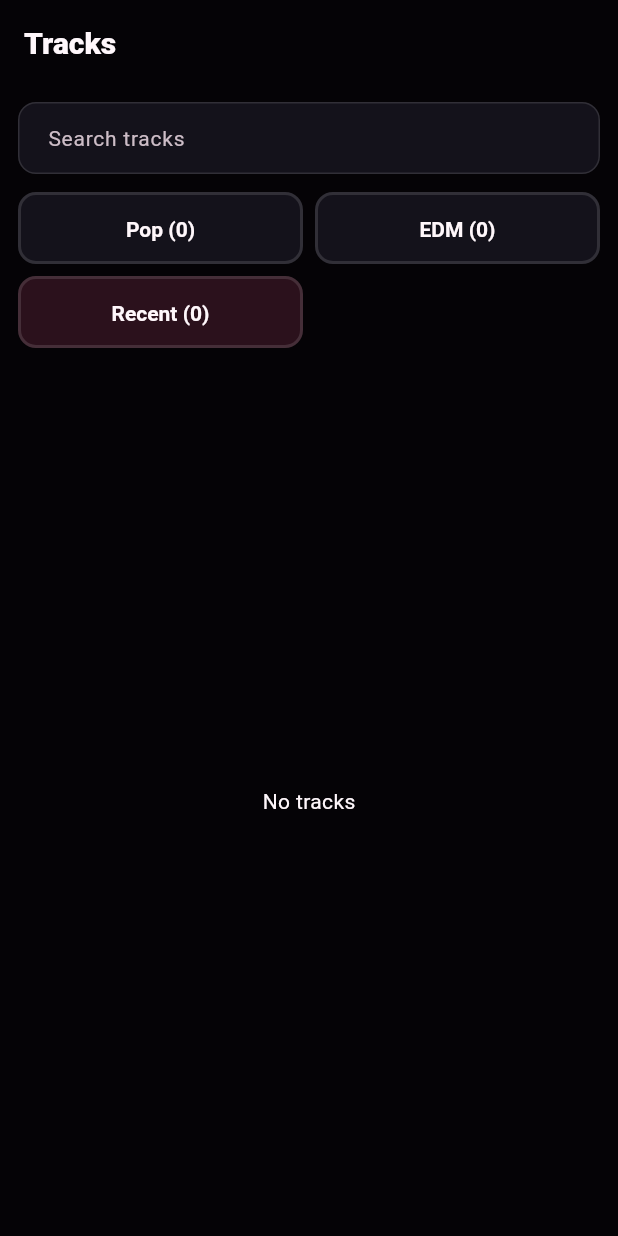
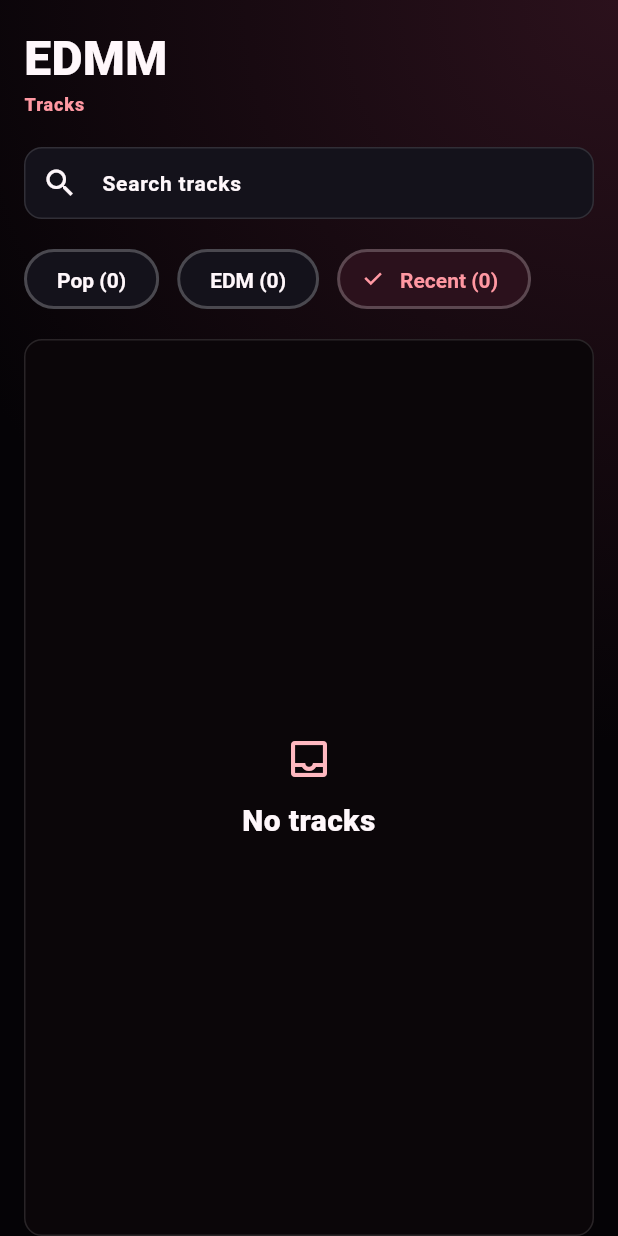
Before and after one commit to HappyMarmot123/EDMM-flutter, a Flutter app: the screen it shows after launch, after a tap on an icon or button, on a phone screen of 412 x 824 dp. Run offline on Flutter 3.47's test engine with Material 3 defaults, Android fonts, the phone set to English and light mode, and no system bars; our stand-ins replace audio_service, freezed_annotation, go_router, plugin_platform_interface, rxdart, sentry_flutter and 2 more; missing offline and left inert: audio_session, flutter_driver; network calls fail.

Commit message:
feat(catalog): redesign responsive search and track list

```diff
--- /dev/null
+++ b/lib/ui/catalog_search/widgets/catalog_header.dart
@@ -0,0 +1,133 @@
+import 'package:flutter/material.dart';
+
+import '../../core/themes/edmm_theme_extensions.dart';
+import '../../core/themes/edmm_theme_tokens.dart';
+import '../../core/widgets/edmm_filter_pill.dart';
+import '../../core/widgets/edmm_section_label.dart';
+
+class CatalogHeader extends StatelessWidget {
+  const CatalogHeader({
+    super.key,
+    required this.appTitle,
+    required this.screenTitle,
+    required this.searchLabel,
+    required this.searchController,
+    required this.onQueryChanged,
+    required this.popLabel,
+    required this.popCount,
+    required this.popSelected,
+    required this.onPopSelected,
+    required this.edmLabel,
+    required this.edmCount,
+    required this.edmSelected,
+    required this.onEdmSelected,
+    required this.recentLabel,
+    required this.recentCount,
+    required this.recentSelected,
+    required this.onRecentSelected,
+  });
+
+  final String appTitle;
+  final String screenTitle;
+  final String searchLabel;
+  final TextEditingController searchController;
+  final ValueChanged<String> onQueryChanged;
+  final String popLabel;
+  final int popCount;
+  final bool popSelected;
+  final VoidCallback onPopSelected;
+  final String edmLabel;
+  final int edmCount;
+  final bool edmSelected;
+  final VoidCallback onEdmSelected;
+  final String recentLabel;
+  final int recentCount;
+  final bool recentSelected;
+  final VoidCallback onRecentSelected;
+
+  @override
+  Widget build(BuildContext context) {
+    final colors = Theme.of(context).edmm;
+
+    return Padding(
+      padding: const EdgeInsets.only(
+        top: EdmmSpacing.lg,
+        bottom: EdmmSpacing.md,
+      ),
+      child: Column(
+        crossAxisAlignment: CrossAxisAlignment.start,
+        children: <Widget>[
+          Row(
+            children: <Widget>[
+              Expanded(
+                child: Semantics(
+                  header: true,
+                  child: Text(
+                    appTitle,
+                    maxLines: 1,
+                    softWrap: false,
+                    overflow: TextOverflow.fade,
+                    style: EdmmTypography.display.copyWith(
+                      color: colors.textPrimary,
+                    ),
+                  ),
+                ),
+              ),
+            ],
+          ),
+          const SizedBox(height: EdmmSpacing.xxs),
+          EdmmSectionLabel(label: screenTitle, isHeader: true),
+          const SizedBox(height: EdmmSpacing.lg),
+          ConstrainedBox(
+            constraints: const BoxConstraints(
+              minHeight: EdmmSizes.minTouchTarget,
+            ),
+            child: TextField(
+              key: const Key('catalog-search-field'),
+              controller: searchController,
+              onChanged: onQueryChanged,
+              textInputAction: TextInputAction.search,
+              decoration: InputDecoration(
+                labelText: searchLabel,
+                prefixIcon: const Icon(Icons.search),
+                prefixIconConstraints: const BoxConstraints(
+                  minWidth: EdmmSizes.minTouchTarget,
+                  minHeight: EdmmSizes.minTouchTarget,
+                ),
+              ),
+            ),
+          ),
+          const SizedBox(height: EdmmSpacing.md),
+          Wrap(
+            key: const Key('catalog-filter-wrap'),
+            spacing: EdmmSpacing.sm,
+            runSpacing: EdmmSpacing.sm,
+            children: <Widget>[
+              EdmmFilterPill(
+                key: const Key('catalog-tab-pop'),
+                label: popLabel,
+                count: popCount,
+                selected: popSelected,
+                onPressed: onPopSelected,
+              ),
+              EdmmFilterPill(
+                key: const Key('catalog-tab-edm'),
+                label: edmLabel,
+                count: edmCount,
+                selected: edmSelected,
+                onPressed: onEdmSelected,
+              ),
+              EdmmFilterPill(
+                key: const Key('catalog-tab-recent'),
+                label: recentLabel,
+                count: recentCount,
+                selected: recentSelected,
+                onPressed: onRecentSelected,
+              ),
+            ],
+          ),
+        ],
+      ),
+    );
+  }
+}
--- a/lib/ui/catalog_search/widgets/catalog_search_screen.dart
+++ b/lib/ui/catalog_search/widgets/catalog_search_screen.dart
@@ -2,7 +2,12 @@ import 'package:flutter/material.dart';
 
 import '../../../domain/models/track.dart';
 import '../../../l10n/app_localizations.dart';
+import '../../core/widgets/edmm_ambient_backdrop.dart';
+import '../../core/widgets/edmm_content_layout.dart';
+import '../../core/widgets/edmm_state_view.dart';
 import '../view_model/catalog_search_view_model.dart';
+import 'catalog_header.dart';
+import 'catalog_track_list.dart';
 
 class CatalogSearchScreen extends StatefulWidget {
   const CatalogSearchScreen({
@@ -21,21 +26,21 @@ class CatalogSearchScreen extends StatefulWidget {
 }
 
 class _CatalogSearchScreenState extends State<CatalogSearchScreen> {
-  final _searchController = TextEditingController();
+  late final TextEditingController _searchController;
 
   @override
   void initState() {
     super.initState();
+    _searchController = TextEditingController(text: widget.viewModel.query);
     widget.viewModel.init();
   }
 
   @override
   void didUpdateWidget(covariant CatalogSearchScreen oldWidget) {
     super.didUpdateWidget(oldWidget);
-    // initState does NOT run again, so the new view model must be initialized here — or the
-    // list stays stuck on its initial `loading` status when we return to it.
     if (!identical(oldWidget.viewModel, widget.viewModel)) {
       oldWidget.viewModel.dispose();
+      _syncSearchController(widget.viewModel.query);
       widget.viewModel.init();
     }
   }
@@ -52,83 +57,44 @@ class _CatalogSearchScreenState extends State<CatalogSearchScreen> {
     final l10n = AppLocalizations.of(context);
 
     return Scaffold(
-      appBar: AppBar(title: Text(l10n.trackListTitle)),
-      body: Column(
-        children: [
-          Padding(
-            padding: const EdgeInsets.all(12),
-            child: Column(
-              children: [
-                TextField(
-                  controller: _searchController,
-                  decoration: InputDecoration(hintText: l10n.searchHint),
-                  onChanged: widget.viewModel.setQuery,
-                ),
-                const SizedBox(height: 12),
-                ListenableBuilder(
-                  listenable: widget.viewModel,
-                  builder: (context, _) {
-                    final counts = widget.viewModel.counts;
-                    return LayoutBuilder(
-                      builder: (context, constraints) {
-                        const spacing = 8.0;
-                        final columnCount = constraints.maxWidth < 420 ? 2 : 3;
-                        final buttonWidth =
-                            (constraints.maxWidth -
-                                (columnCount - 1) * spacing) /
-                            columnCount;
-                        return Wrap(
-                          spacing: spacing,
-                          runSpacing: spacing,
-                          children: [
-                            _CatalogTabButton(
-                              semanticKey: const Key('catalog-tab-pop'),
-                              width: buttonWidth,
-                              label:
-                                  '${l10n.tabPop} (${counts[CatalogView.pop] ?? 0})',
-                              selected:
-                                  widget.viewModel.view == CatalogView.pop,
-                              onPressed: () =>
-                                  widget.viewModel.setView(CatalogView.pop),
-                            ),
-                            _CatalogTabButton(
-                              semanticKey: const Key('catalog-tab-edm'),
-                              width: buttonWidth,
-                              label:
-                                  '${l10n.tabEdm} (${counts[CatalogView.edm] ?? 0})',
-                              selected:
-                                  widget.viewModel.view == CatalogView.edm,
-                              onPressed: () =>
-                                  widget.viewModel.setView(CatalogView.edm),
-                            ),
-                            _CatalogTabButton(
-                              semanticKey: const Key('catalog-tab-recent'),
-                              width: buttonWidth,
-                              label:
-                                  '${l10n.tabRecent} (${counts[CatalogView.recent] ?? 0})',
-                              selected:
-                                  widget.viewModel.view == CatalogView.recent,
-                              onPressed: () =>
-                                  widget.viewModel.setView(CatalogView.recent),
-                            ),
-                          ],
-                        );
-                      },
-                    );
-                  },
-                ),
-              ],
-            ),
-          ),
-          Expanded(
+      body: EdmmAmbientBackdrop(
+        variant: EdmmAmbientBackdropVariant.catalogEdge,
+        child: SafeArea(
+          bottom: false,
+          child: EdmmContentLayout(
+            width: EdmmContentWidth.standard,
             child: ListenableBuilder(
               listenable: widget.viewModel,
               builder: (context, _) {
-                return _buildBody(context, widget.viewModel);
+                final vm = widget.viewModel;
+                return Column(
+                  children: <Widget>[
+                    CatalogHeader(
+                      appTitle: l10n.appTitle,
+                      screenTitle: l10n.trackListTitle,
+                      searchLabel: l10n.searchHint,
+                      searchController: _searchController,
+                      onQueryChanged: vm.setQuery,
+                      popLabel: l10n.tabPop,
+                      popCount: vm.counts[CatalogView.pop] ?? 0,
+                      popSelected: vm.view == CatalogView.pop,
+                      onPopSelected: () => vm.setView(CatalogView.pop),
+                      edmLabel: l10n.tabEdm,
+                      edmCount: vm.counts[CatalogView.edm] ?? 0,
+                      edmSelected: vm.view == CatalogView.edm,
+                      onEdmSelected: () => vm.setView(CatalogView.edm),
+                      recentLabel: l10n.tabRecent,
+                      recentCount: vm.counts[CatalogView.recent] ?? 0,
+                      recentSelected: vm.view == CatalogView.recent,
+                      onRecentSelected: () => vm.setView(CatalogView.recent),
+                    ),
+                    Expanded(child: _buildBody(context, vm)),
+                  ],
+                );
               },
             ),
           ),
-        ],
+        ),
       ),
     );
   }
@@ -137,134 +103,64 @@ class _CatalogSearchScreenState extends State<CatalogSearchScreen> {
     final l10n = AppLocalizations.of(context);
 
     if (vm.status == CatalogStatus.loading) {
-      return const Center(child: CircularProgressIndicator());
+      return EdmmStateView(
+        kind: EdmmStateKind.loading,
+        title: l10n.catalogLoading,
+      );
     }
-
     if (vm.status == CatalogStatus.error && vm.tracks.isEmpty) {
-      return Center(
-        child: Column(
-          mainAxisSize: MainAxisSize.min,
-          children: [
-            Text(l10n.tracksLoadError),
-            TextButton(onPressed: vm.retry, child: Text(l10n.retry)),
-          ],
-        ),
+      return EdmmStateView(
+        kind: EdmmStateKind.error,
+        title: l10n.tracksLoadError,
+        actionLabel: l10n.retry,
+        onAction: vm.retry,
+      );
+    }
+    if (vm.status == CatalogStatus.empty) {
+      return EdmmStateView(kind: EdmmStateKind.empty, title: l10n.tracksEmpty);
+    }
+    if (vm.status == CatalogStatus.searchEmpty) {
+      return EdmmStateView(
+        kind: EdmmStateKind.searchEmpty,
+        title: l10n.searchNoResults,
+        actionLabel: l10n.clearSearch,
+        onAction: _clearSearch,
       );
     }
 
-    if (vm.status == CatalogStatus.empty) {
-      return Center(child: Text(l10n.tracksEmpty));
-    }
-
-    if (vm.status == CatalogStatus.searchEmpty) {
-      return Center(
-        child: Column(
-          mainAxisSize: MainAxisSize.min,
-          children: [
-            Text(l10n.searchNoResults),
-            TextButton(
-              onPressed: vm.clearSearch,
-              child: Text(l10n.clearSearch),
-            ),
-          ],
-        ),
-      );
-    }
-
-    return Column(
-      crossAxisAlignment: CrossAxisAlignment.stretch,
-      children: [
-        if (vm.status == CatalogStatus.error)
-          MaterialBanner(
-            content: Text(l10n.catalogStaleWarning),
-            actions: [TextButton(onPressed: vm.retry, child: Text(l10n.retry))],
-          ),
-        Expanded(child: _buildList(vm)),
-      ],
+    return CatalogTrackList(
+      tracks: vm.tracks,
+      currentTrackId: vm.currentTrackId,
+      selectedTrackId: vm.selectedTrackId,
+      isCurrentPlaying: vm.isCurrentPlaying,
+      unknownArtistLabel: l10n.unknownArtist,
+      currentPlayingSemanticLabel: l10n.trackStatePlaying,
+      currentPausedSemanticLabel: l10n.trackStatePaused,
+      unplayableSemanticLabel: l10n.trackStateUnavailable,
+      detailsLabel: l10n.openTrackDetails,
+      onPlay: widget.onPlay,
+      onOpenTrack: widget.onOpenTrack,
+      header: vm.status == CatalogStatus.error
+          ? MaterialBanner(
+              forceActionsBelow: true,
+              content: Text(l10n.catalogStaleWarning),
+              actions: <Widget>[
+                TextButton(onPressed: vm.retry, child: Text(l10n.retry)),
+              ],
+            )
+          : null,
     );
   }
 
-  Widget _buildList(CatalogSearchViewModel vm) {
-    return ListView.builder(
-      itemCount: vm.tracks.length,
-      itemBuilder: (context, index) {
-        final l10n = AppLocalizations.of(context);
-        final track = vm.tracks[index];
-        final isCurrent = track.id == vm.currentTrackId;
-        final isSeedSelected = track.id == vm.selectedTrackId && !isCurrent;
-        final tileColor = isCurrent
-            ? Theme.of(context).colorScheme.primaryContainer
-            : isSeedSelected
-            ? Theme.of(context).colorScheme.secondaryContainer
-            : null;
+  void _clearSearch() {
+    _syncSearchController('');
+    widget.viewModel.clearSearch();
+  }
 
-        return ListTile(
-          tileColor: tileColor,
-          leading: track.artworkUrl.isEmpty
-              ? const Icon(Icons.music_note)
-              : Image.network(
-                  track.artworkUrl,
-                  width: 48,
-                  height: 48,
-                  fit: BoxFit.cover,
-                  errorBuilder: (_, _, _) => const Icon(Icons.music_note),
-                ),
-          title: Text(track.title),
-          subtitle: Text(
-            track.artistName.isEmpty ? l10n.unknownArtist : track.artistName,
-          ),
-          trailing: Row(
-            mainAxisSize: MainAxisSize.min,
-            children: [
-              if (isCurrent && vm.isCurrentPlaying) const Icon(Icons.volume_up),
-              if (widget.onOpenTrack != null)
-                IconButton(
-                  key: Key('catalog-track-detail-${track.id}'),
-                  tooltip: l10n.openTrackDetails,
-                  onPressed: () => widget.onOpenTrack!(track),
-                  icon: const Icon(Icons.info_outline),
-                ),
-            ],
-          ),
-          onTap: track.isPlayable
-              ? () => widget.onPlay(vm.tracks, index)
-              : null,
-        );
-      },
+  void _syncSearchController(String value) {
+    _searchController.value = TextEditingValue(
+      text: value,
+      selection: TextSelection.collapsed(offset: value.length),
     );
   }
 }
-
-class _CatalogTabButton extends StatelessWidget {
-  const _CatalogTabButton({
-    required this.semanticKey,
-    required this.width,
-    required this.label,
-    required this.selected,
-    required this.onPressed,
-  });
-
-  final Key semanticKey;
-  final double width;
-  final String label;
-  final bool selected;
-  final VoidCallback onPressed;
-
-  @override
-  Widget build(BuildContext context) => SizedBox(
-    width: width,
-    child: Semantics(
-      key: semanticKey,
-      selected: selected,
-      child: ElevatedButton(
-        onPressed: onPressed,
-        style: ElevatedButton.styleFrom(
-          backgroundColor: selected
-              ? Theme.of(context).colorScheme.primaryContainer
-              : null,
-        ),
-        child: Text(label, textAlign: TextAlign.center),
-      ),
-    ),
-  );
-}
```
Also changed, not shown: lib/ui/catalog_search/widgets/catalog_track_list.dart (added, +102 -0 lines), 1 other file.
